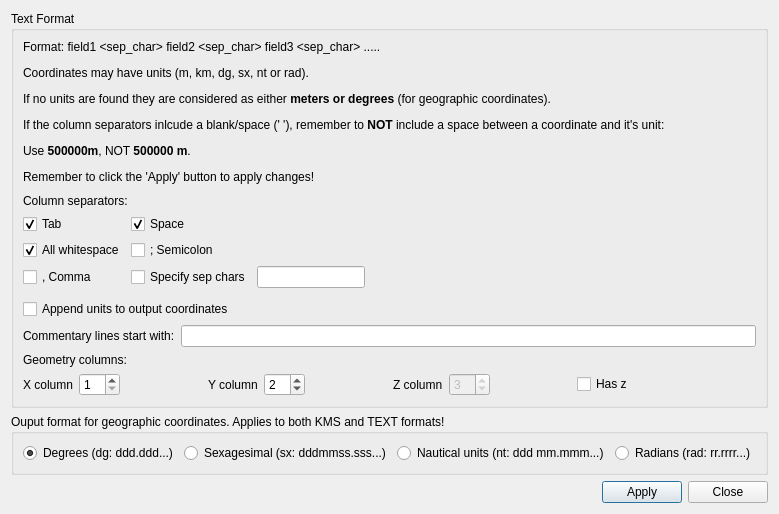
The window that UI/Dialog_settings_f2f.ui (MartinHvidberg/kmstrans_fra_SDFE_SEQ200131) describes before a commit, drawn with Qt 5.
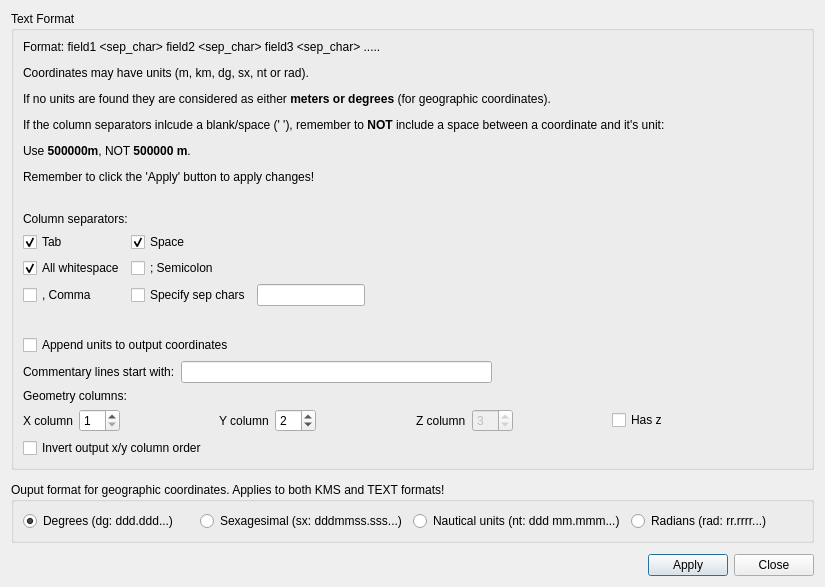
The same window after the commit.

The edit to the form file:
```diff
--- a/UI/Dialog_settings_f2f.ui
+++ b/UI/Dialog_settings_f2f.ui
@@ -6,8 +6,8 @@
    <rect>
     <x>0</x>
     <y>0</y>
-    <width>748</width>
-    <height>514</height>
+    <width>825</width>
+    <height>587</height>
    </rect>
   </property>
   <property name="windowTitle">
@@ -153,21 +153,34 @@
        </widget>
       </item>
       <item>
-       <layout class="QFormLayout" name="formLayout_2">
-        <item row="0" column="0">
+       <layout class="QHBoxLayout" name="horizontalLayout_4">
+        <item>
          <widget class="QLabel" name="commentaryLinesStartWithLabel">
           <property name="text">
            <string>Commentary lines start with:</string>
           </property>
          </widget>
         </item>
-        <item row="0" column="1">
+        <item>
          <widget class="QLineEdit" name="txt_comments">
           <property name="toolTip">
            <string>Skip but copy lines starting with the token defined here.</string>
           </property>
          </widget>
         </item>
+        <item>
+         <spacer name="horizontalSpacer_3">
+          <property name="orientation">
+           <enum>Qt::Horizontal</enum>
+          </property>
+          <property name="sizeHint" stdset="0">
+           <size>
+            <width>40</width>
+            <height>20</height>
+           </size>
+          </property>
+         </spacer>
+        </item>
        </layout>
       </item>
       <item>
@@ -275,6 +288,16 @@
         </item>
        </layout>
       </item>
+      <item>
+       <widget class="QCheckBox" name="chb_invert_xy">
+        <property name="toolTip">
+         <string>Swap the order of x and y columns in output.</string>
+        </property>
+        <property name="text">
+         <string>Invert output x/y column order</string>
+        </property>
+       </widget>
+      </item>
      </layout>
     </widget>
    </item>
```
